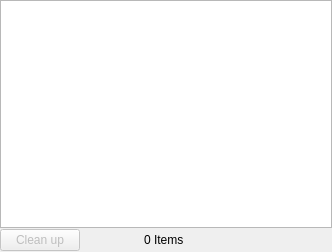
The window that src/Gui/DownloadManager.ui (southseact-3d/fcd) describes before a commit, drawn with Qt 5.
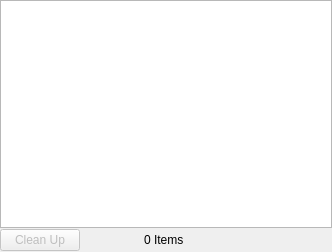
The same window after the commit. Custom widgets are drawn as their Qt base class.

Patch:
```diff
--- a/src/Gui/DownloadManager.ui
+++ b/src/Gui/DownloadManager.ui
@@ -31,7 +31,7 @@
         <bool>false</bool>
        </property>
        <property name="text">
-        <string>Clean up</string>
+        <string>Clean Up</string>
        </property>
       </widget>
      </item>
```
